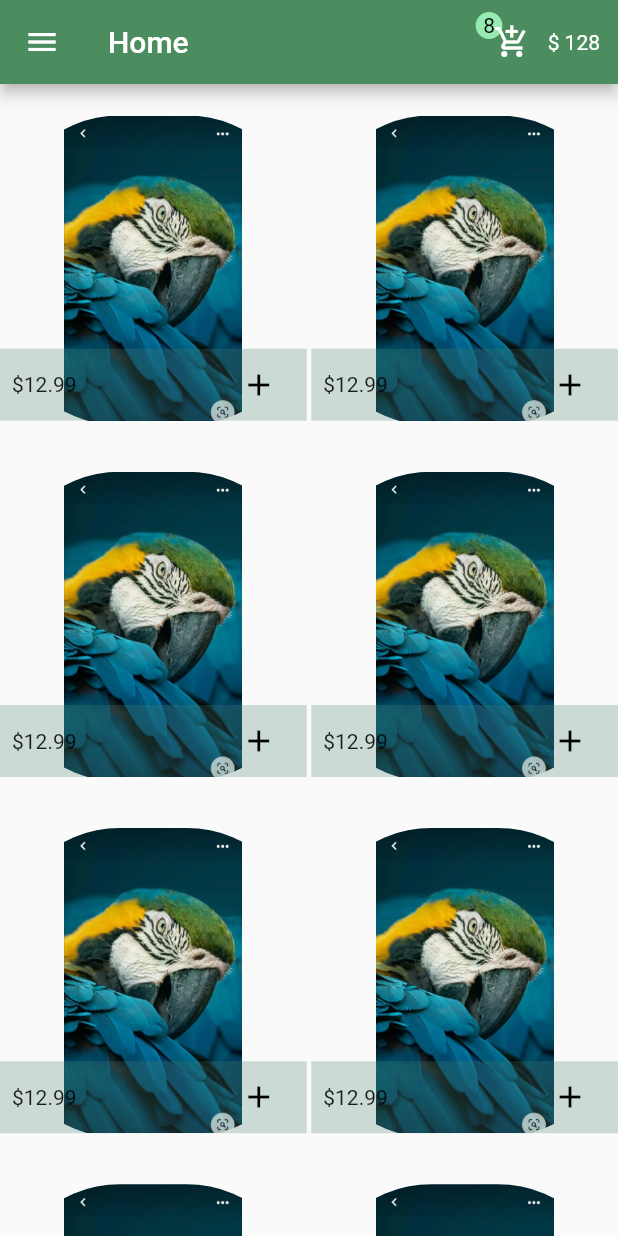
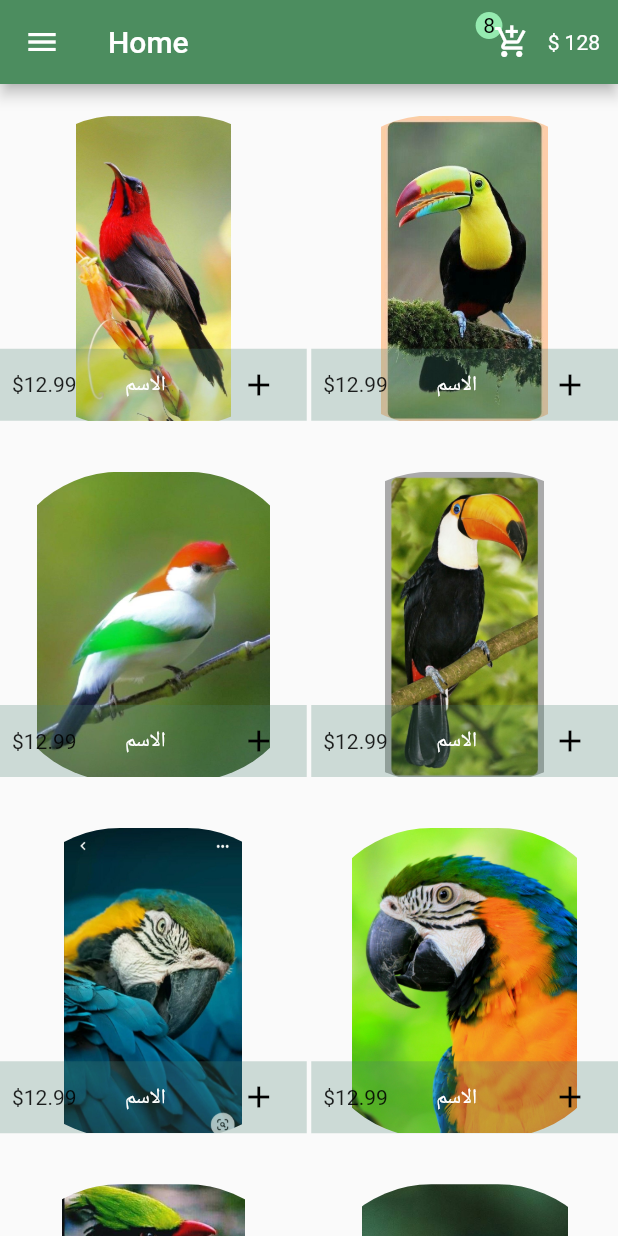
Before and after one commit to abdorady2022001/Electronic_shop, a Flutter app: the screen it shows after launch, on a phone screen of 412 x 824 dp. Run offline on Flutter 3.47's test engine with Material 2 defaults, Android fonts, the phone set to English and light mode, and no system bars.

Commit message:
Put pictures of different products

```diff
--- a/lib/main.dart
+++ b/lib/main.dart
@@ -12,7 +12,7 @@ class MyApp extends StatelessWidget {
 
   @override
   Widget build(BuildContext context) {
-    return const MaterialApp(
+    return MaterialApp(
       debugShowCheckedModeBanner: false,
       home: Home(),
     );
--- a/lib/pages/home.dart
+++ b/lib/pages/home.dart
@@ -1,7 +1,26 @@
 import 'package:flutter/material.dart';
 
+class Item {
+  String imgpath;
+  double price;
+  Item({required this.imgpath, required this.price});
+}
+
 class Home extends StatelessWidget {
-  const Home({super.key});
+  final List<Item> items = [
+    Item(imgpath: "assets/img/s1.jpg", price: 10.99),
+    Item(imgpath: "assets/img/s6.jpg", price: 10.99),
+    Item(imgpath: "assets/img/s2.jpg", price: 10.99),
+    Item(imgpath: "assets/img/s7.jpg", price: 10.99),
+    Item(imgpath: "assets/img/s3.jpg", price: 10.99),
+    Item(imgpath: "assets/img/s8.jpg", price: 10.99),
+    Item(imgpath: "assets/img/s4.jpg", price: 10.99),
+    Item(imgpath: "assets/img/s9.jpg", price: 10.99),
+    Item(imgpath: "assets/img/s5.jpg", price: 10.99),
+    Item(imgpath: "assets/img/s10.jpg", price: 10.99),
+  ];
+
+  Home({super.key});
 
   @override
   Widget build(BuildContext context) {
@@ -14,7 +33,7 @@ class Home extends StatelessWidget {
                 childAspectRatio: 3 / 3,
                 crossAxisSpacing: 3,
                 mainAxisSpacing: 33),
-            itemCount: 10,
+            itemCount: items.length,
             itemBuilder: (BuildContext context, int index) {
               return GestureDetector(
                 onTap: () {},
@@ -27,7 +46,7 @@ class Home extends StatelessWidget {
                       left: 0,
                       child: ClipRRect(
                           borderRadius: BorderRadius.circular(80),
-                          child: Image.asset("assets/img/s3.jpg")),
+                          child: Image.asset(items[index].imgpath)),
                     ),
                   ]),
                   footer: GridTileBar(
@@ -38,7 +57,7 @@ class Home extends StatelessWidget {
                         icon: Icon(Icons.add)),
                     leading: Text("\$12.99"),
                     title: Text(
-                      "",
+                      "       الاسم   ",
                     ),
                   ),
                 ),
```
